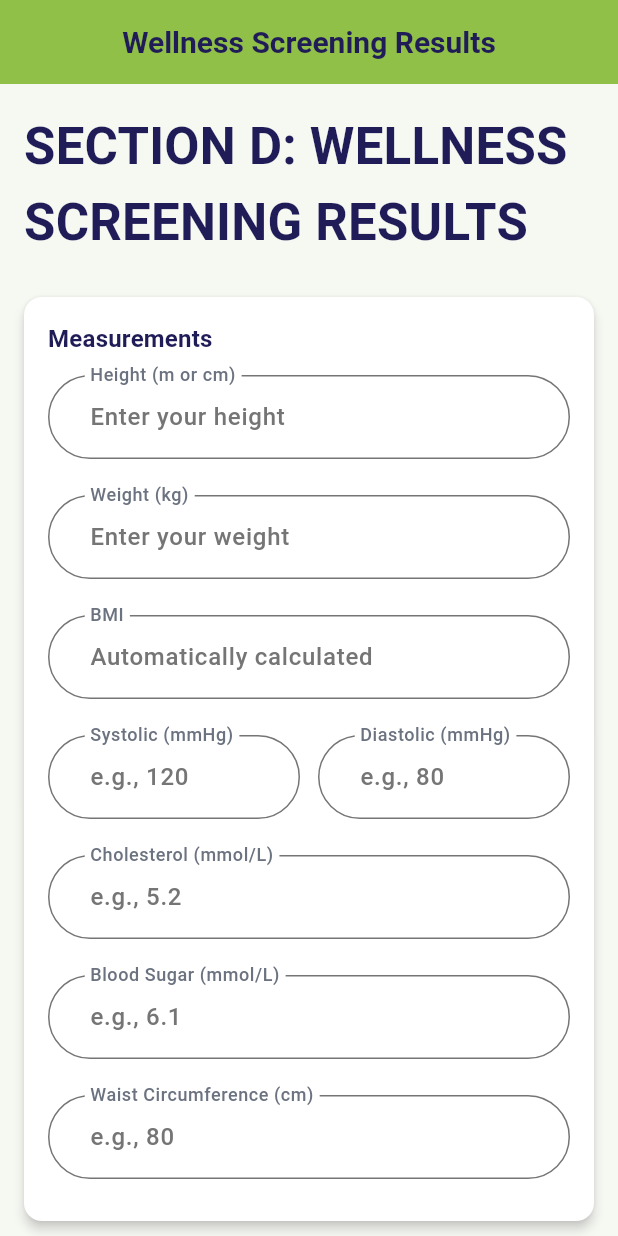
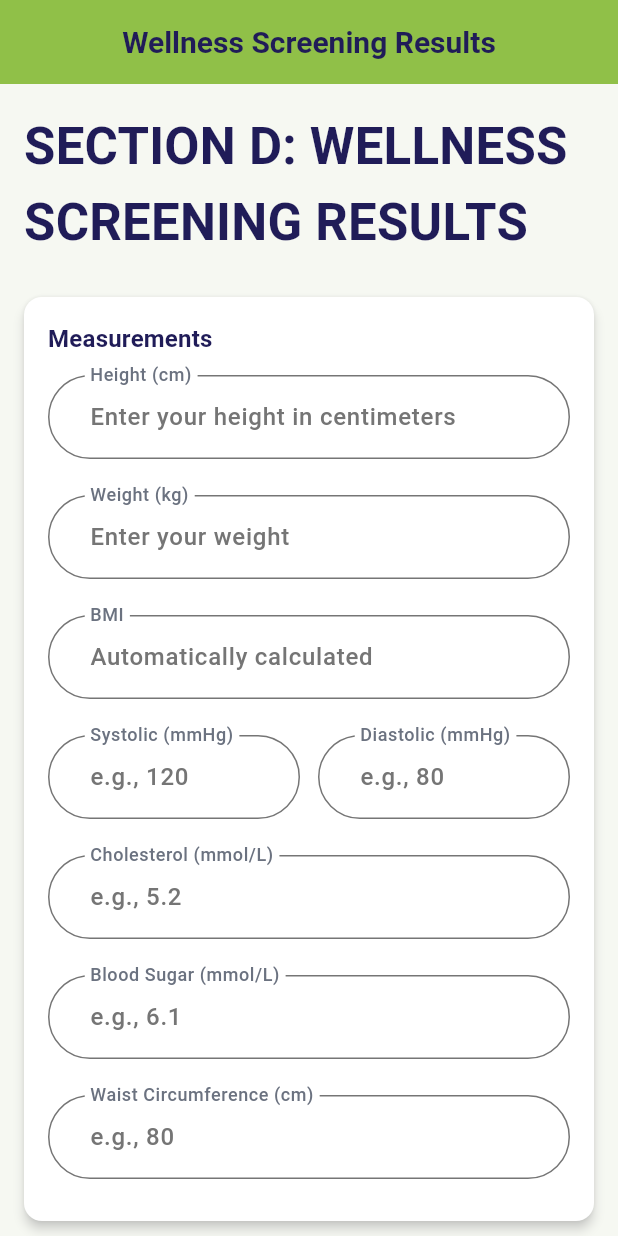
Before and after one commit to munashethedeveloper/kenwell_health_app, a Flutter app: the WellnessScreeningResultsScreen screen opened directly with empty values, on a phone screen of 412 x 824 dp. Run offline on Flutter 3.47's test engine with Material 3 defaults, Android fonts, the phone set to English and light mode, and no system bars; our stand-ins replace cloud_firestore, firebase_auth, flutter_spinbox, package_info_plus, shared_preferences, signature and 1 more; accounts and stored records are empty.

Commit message:
Refactor BMI calculation and clarify height input
Co-authored-by: munashethedeveloper <munashethedeveloper@gmail.com>

```diff
--- a/lib/ui/features/screening_results/widgets/wellness_screening_results_screen.dart
+++ b/lib/ui/features/screening_results/widgets/wellness_screening_results_screen.dart
@@ -47,14 +47,14 @@ class WellnessScreeningResultsScreen extends StatelessWidget {
                       child: Column(
                         children: [
                           KenwellTextField(
-                            label: 'Height (m or cm)',
-                            hintText: 'Enter your height',
+                            label: 'Height (cm)',
+                            hintText: 'Enter your height in centimeters',
                             controller: vm.heightController,
                             keyboardType: TextInputType.number,
                             inputFormatters: AppTextInputFormatters.numbersOnly(
                                 allowDecimal: true),
                             validator: (val) =>
-                                _validateRequired(val, 'Height (m or cm)'),
+                                _validateRequired(val, 'Height (cm)'),
                           ),
                           const SizedBox(height: 12),
                           KenwellTextField(
```
Also changed, not shown: lib/ui/features/screening_results/view_model/wellness_screening_results_view_model.dart (+6 -10 lines).
